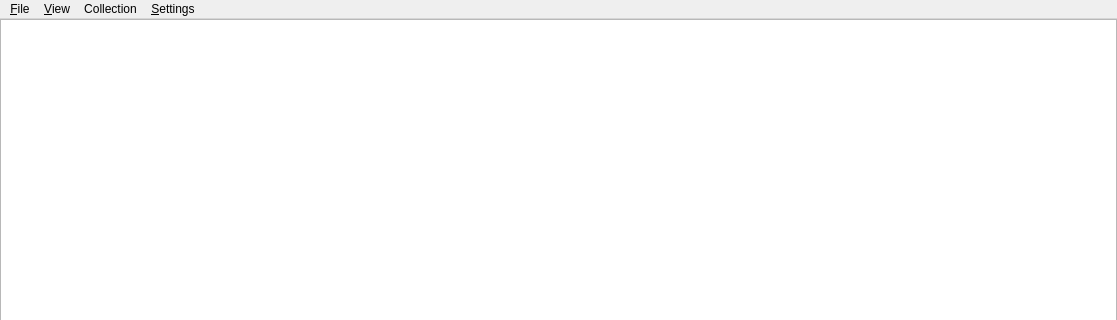
First picture: the form in src/home/flibrary/ui/MainWindow.ui, repository heimdallr/books, before the edit; both pictures show x 0 to 1117 and y 0 to 320 of the 1117 by 708 pixel window.
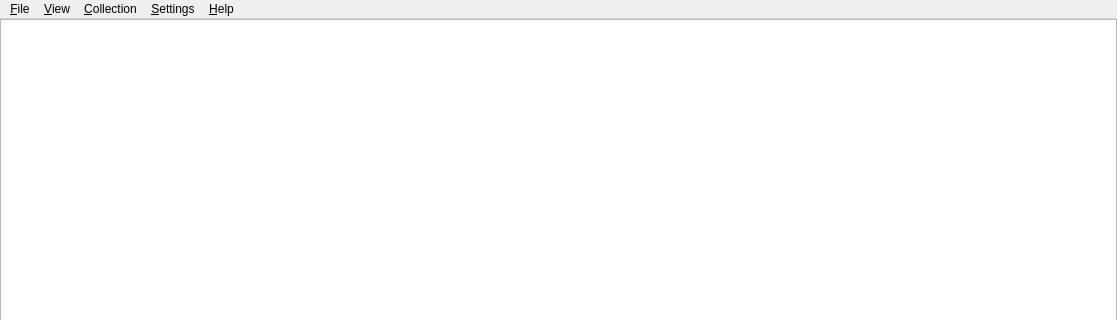
Second picture: the form after the edit.

What changed in the file:
```diff
--- a/src/home/flibrary/ui/MainWindow.ui
+++ b/src/home/flibrary/ui/MainWindow.ui
@@ -201,7 +201,7 @@
    </widget>
    <widget class="QMenu" name="menuCollection">
     <property name="title">
-     <string>Collection</string>
+     <string>&amp;Collection</string>
     </property>
     <widget class="QMenu" name="menuSelectCollection">
      <property name="enabled">
@@ -228,10 +228,17 @@
     </widget>
     <addaction name="menuLanguage"/>
    </widget>
+   <widget class="QMenu" name="menuHelp">
+    <property name="title">
+     <string>&amp;Help</string>
+    </property>
+    <addaction name="actionAbout"/>
+   </widget>
    <addaction name="menuFile"/>
    <addaction name="menuView"/>
    <addaction name="menuCollection"/>
    <addaction name="menuSettings"/>
+   <addaction name="menuHelp"/>
   </widget>
   <widget class="QStatusBar" name="statusBar"/>
   <action name="actionFontSizeUp">
```
Left out of the diff: 5 changed lines with no effect on the pictures.
